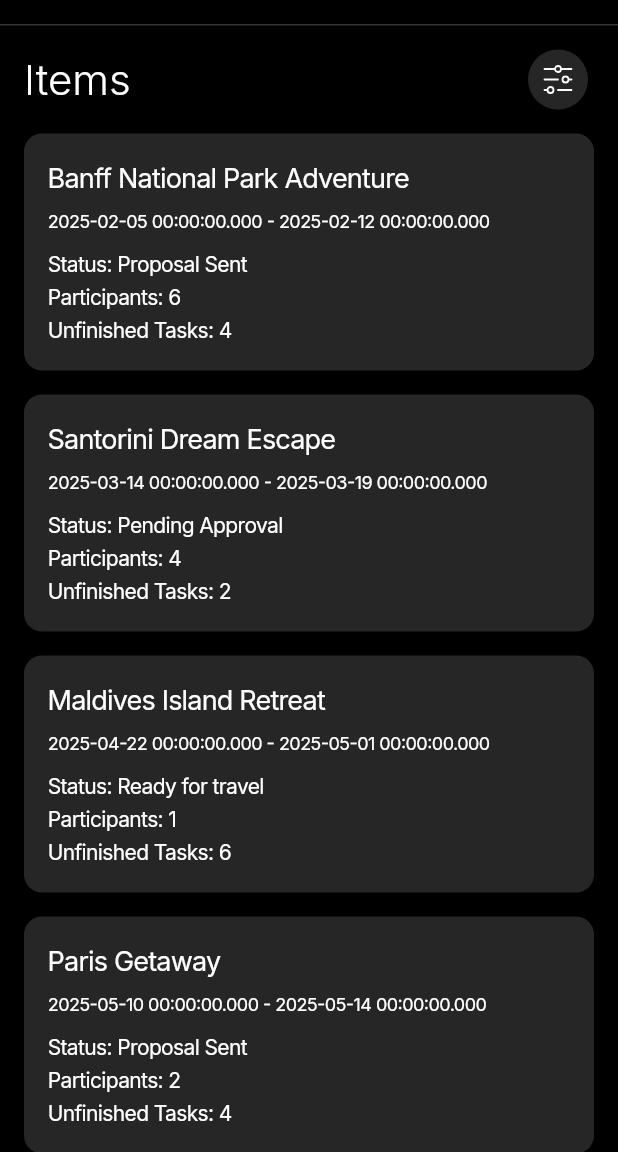
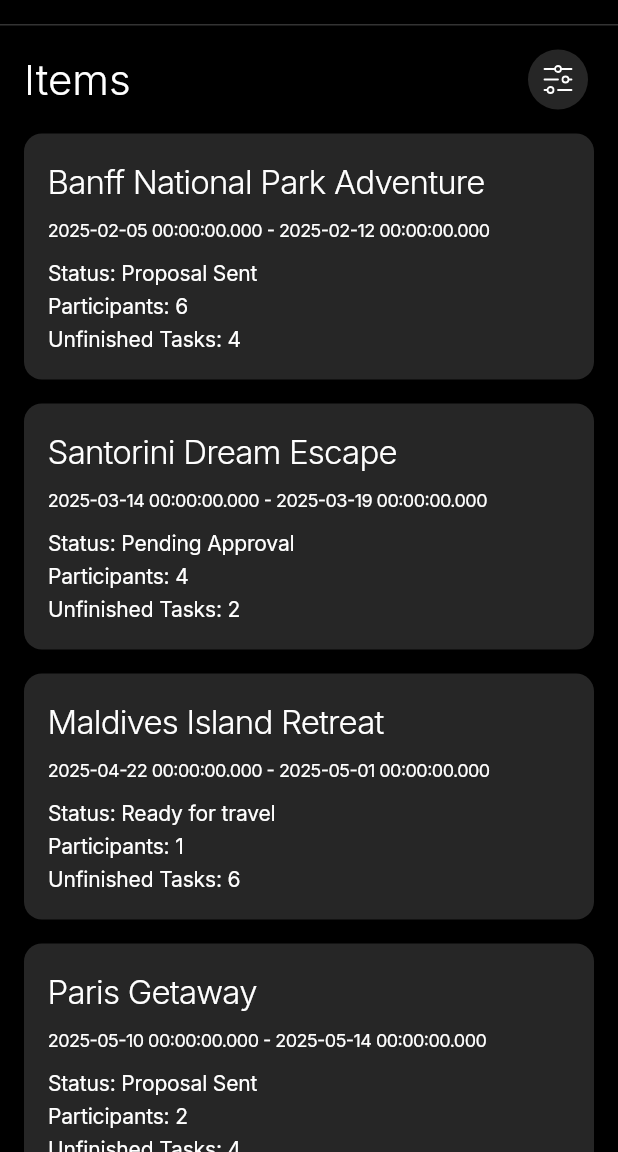
Before and after one commit to ISL270/trips_flutter_app, a Flutter app: the screen it shows after launch, on a phone screen of 412 x 824 dp, the part 84-1236 px from its top. Run offline on Flutter 3.47's test engine with Material 3 defaults, Android fonts, the phone set to English and light mode, and no system bars; our stand-ins replace cached_network_image, equatable, flutter_riverpod, flutter_svg, google_fonts, riverpod_annotation; generated files the repository leaves out were written again; statements that could not run were skipped.

Commit message:
feat: update typography and divider styles
- Increased Card/Item Title (headlineSmall) font size from 18px to 22px and reduced weight to 300
- Adjusted bodyMedium letter spacing from -0.42 to -0.1 for improved readability
- Consolidated duplicate small text styles by merging labelSmall into bodySmall
- Increased divider opacity from 0.1 to 0.2 for better visibility
- Updated Figma reference comments to reflect new design specs

```diff
--- a/lib/app/core/theme/app_theme.dart
+++ b/lib/app/core/theme/app_theme.dart
@@ -53,10 +53,10 @@ class AppTheme {
           color: AppColors.white,
         ),
 
-        // Card/Item Title (18px Regular) - Figma Node 1:418
+        // Card/Item Title (22px Regular) - Figma Node 1:418
         headlineSmall: GoogleFonts.inter(
-          fontSize: 18,
-          fontWeight: FontWeight.w400,
+          fontSize: 22,
+          fontWeight: FontWeight.w300,
           height: 26 / 18,
           letterSpacing: -0.54,
           color: AppColors.white,
@@ -67,16 +67,7 @@ class AppTheme {
           fontSize: 14,
           fontWeight: FontWeight.w400,
           height: 22 / 14,
-          letterSpacing: -0.42,
-          color: AppColors.white,
-        ),
-
-        // Caption / Date Text (12px Regular) - Figma Nodes 1:420, 1:437
-        bodySmall: GoogleFonts.inter(
-          fontSize: 12,
-          fontWeight: FontWeight.w400,
-          height: 18 / 12,
-          letterSpacing: -0.36,
+          letterSpacing: -0.1,
           color: AppColors.white,
         ),
 
@@ -89,8 +80,8 @@ class AppTheme {
           color: AppColors.white,
         ),
 
-        // Small Caption (12px Regular)
-        labelSmall: GoogleFonts.inter(
+        // Caption / Date Text / Small Labels (12px Regular) - Figma Nodes 1:420, 1:437
+        bodySmall: GoogleFonts.inter(
           fontSize: 12,
           fontWeight: FontWeight.w400,
           height: 18 / 12,
@@ -179,7 +170,7 @@ class AppTheme {
 
       // Divider theme
       dividerTheme: DividerThemeData(
-        color: AppColors.white.withValues(alpha: 0.1),
+        color: AppColors.white.withValues(alpha: 0.2),
         thickness: 1,
         space: 1,
       ),
```
